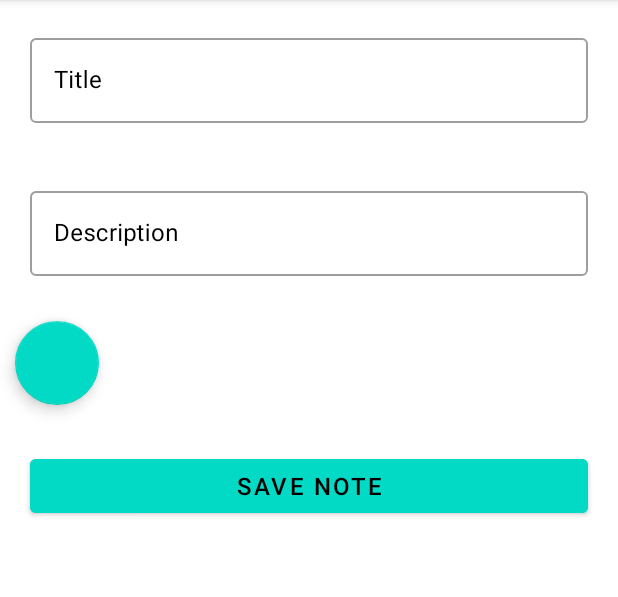
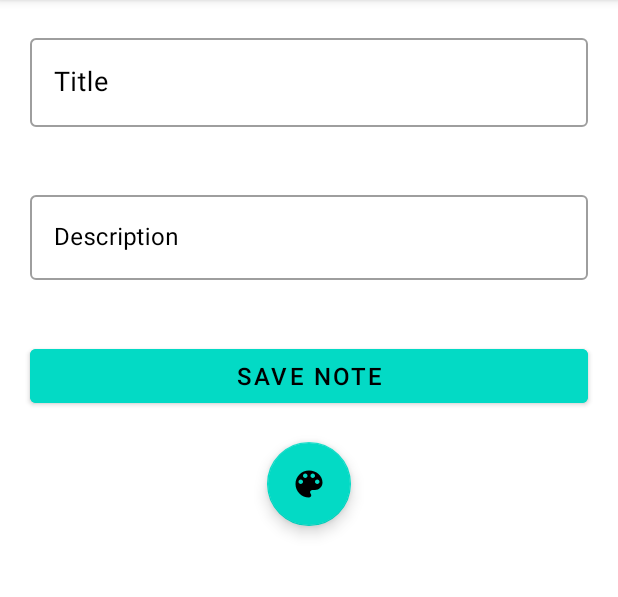
Before and after one commit to alexymumo/TodoApp, an Android app: the SaveNoteFragment screen opened through its navigation route, on a phone screen of 412 x 824 dp, the part 84-681 px from its top. Run offline under Robolectric (Android 15) with nearby library versions, the phone set to English and light mode, and no system bars; our stand-ins replace Dagger/Hilt's generated code, Room's generated code; libraries missing offline, so code that uses them is left out: com.shashank.sony, com.skydoves.colorpickerview.

Commit message:
updated screenshots

```diff
--- a/app/src/main/java/com/example/todoapp/di/AppModule.kt
+++ b/app/src/main/java/com/example/todoapp/di/AppModule.kt
@@ -17,4 +17,5 @@ object AppModule {
     fun providesDao(noteDatabase: NoteDatabase): NoteDao {
         return noteDatabase.noteDao
     }
+
 }
--- a/app/src/main/res/layout/fragment_save_note.xml
+++ b/app/src/main/res/layout/fragment_save_note.xml
@@ -19,8 +19,7 @@
             android:id="@+id/title"
             android:inputType="text"
             android:hint="@string/title"
-            android:textColor="@color/black"
-            android:textSize="16sp"
+            android:textSize="18sp"
             android:layout_width="match_parent"
             android:layout_height="match_parent"/>
     </com.google.android.material.textfield.TextInputLayout>
@@ -38,19 +37,11 @@
         <com.google.android.material.textfield.TextInputEditText
             android:id="@+id/description"
             android:hint="@string/description"
-            android:textColor="@color/black"
             android:textSize="16sp"
             android:inputType="text"
             android:layout_width="match_parent"
             android:layout_height="match_parent"/>
     </com.google.android.material.textfield.TextInputLayout>
-
-    <com.google.android.material.floatingactionbutton.FloatingActionButton
-        android:id="@+id/color_picker"
-        android:layout_margin="10dp"
-        android:layout_width="wrap_content"
-        android:layout_height="match_parent"
-        android:contentDescription="@string/colorpicker"/>
 
     <Button
         android:id="@+id/saveNote"
@@ -62,4 +53,13 @@
         android:text="@string/save_note"
         android:layout_width="match_parent"
         android:layout_height="wrap_content"/>
+
+
+    <com.google.android.material.floatingactionbutton.FloatingActionButton
+        android:id="@+id/color_picker"
+        android:src="@drawable/ic_color"
+        android:layout_gravity="center"
+        android:layout_width="wrap_content"
+        android:layout_height="match_parent"
+        android:contentDescription="@string/colorpicker"/>
 </LinearLayout>
--- a/app/src/main/res/layout/fragment_update_note.xml
+++ b/app/src/main/res/layout/fragment_update_note.xml
@@ -25,7 +25,6 @@
             android:textAlignment="textStart"
             android:textStyle="bold"
             android:fontFamily="sans-serif"
-            android:textColor="@color/black"
             android:layout_width="match_parent"
             android:layout_height="match_parent"/>
     </com.google.android.material.textfield.TextInputLayout>
@@ -45,7 +44,6 @@
             android:textSize="16sp"
             android:maxLines="4"
             android:fontFamily="sans-serif"
-            android:textColor="@color/black"
             android:inputType="text"
             android:textAlignment="textStart"
             android:textAllCaps="false"
```
Also changed, not shown: 11 other files.
